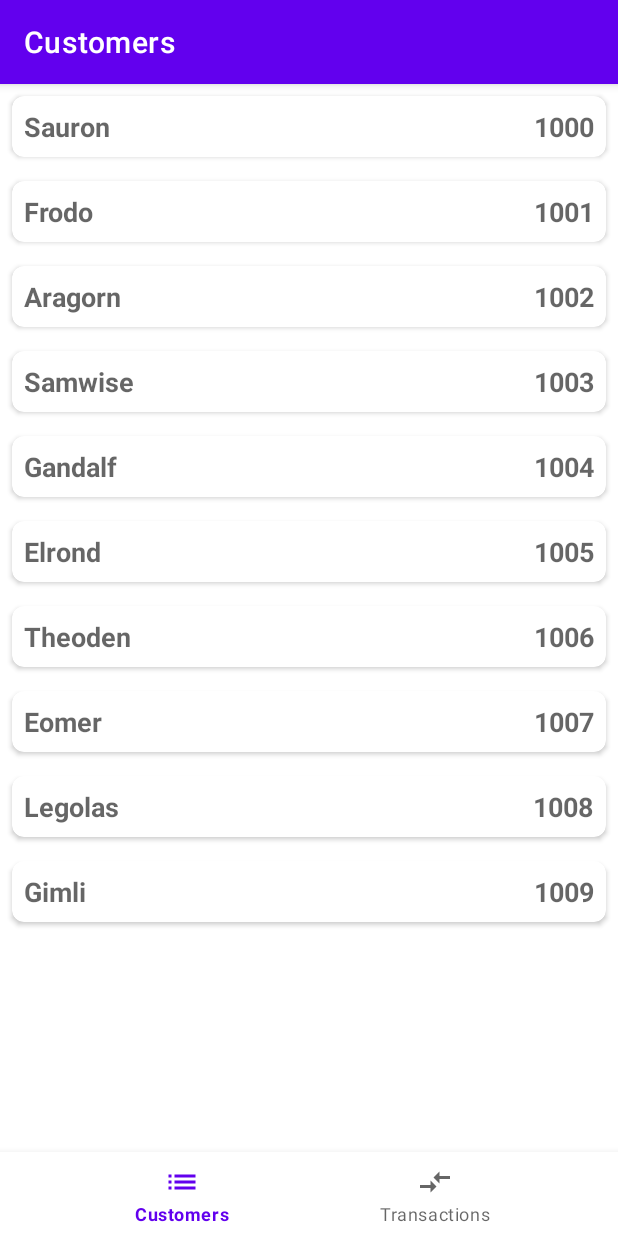
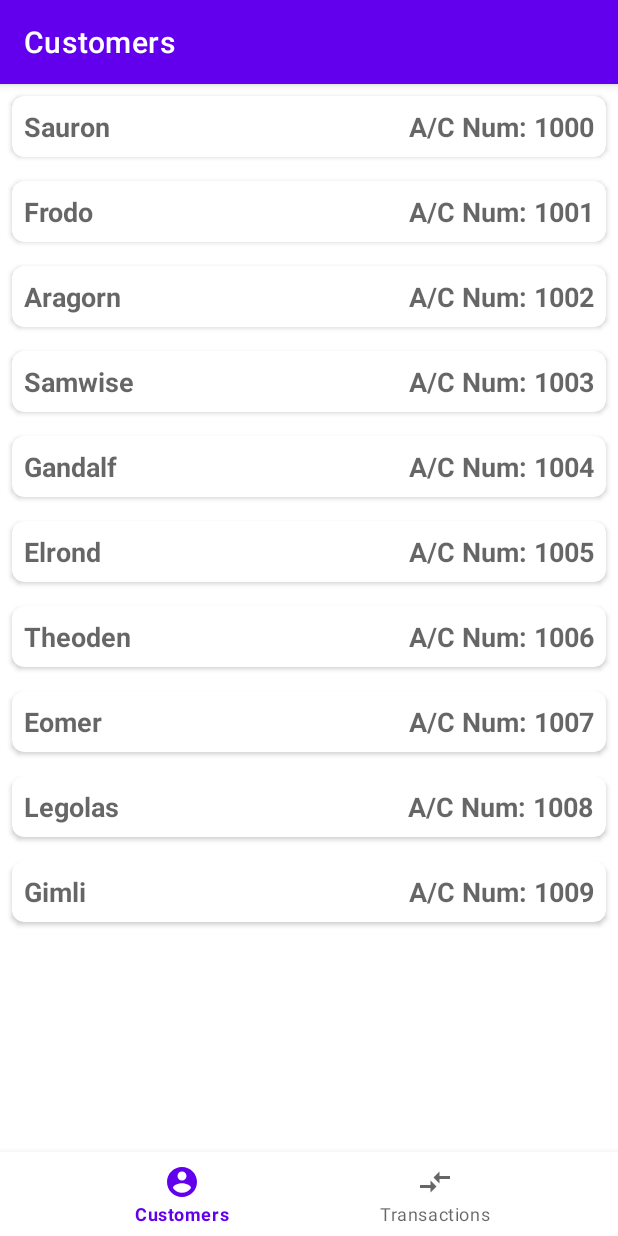
Before and after one commit to sanskar10100/ServerDown, an Android app: the screen it shows after launch (MainActivity), on a phone screen of 412 x 824 dp. Run offline under Robolectric (Android 15) with nearby library versions, the phone set to English and light mode, and no system bars; our stand-ins replace Room's generated code.

Commit message:
Added icons, replaced transfer text by button and polished UI

```diff
--- a/app/src/main/java/io/sanskar/serverdown/adapters/CustomerListAdapter.java
+++ b/app/src/main/java/io/sanskar/serverdown/adapters/CustomerListAdapter.java
@@ -3,6 +3,7 @@ package io.sanskar.serverdown.adapters;
 import android.view.LayoutInflater;
 import android.view.View;
 import android.view.ViewGroup;
+import android.widget.Button;
 import android.widget.TextView;
 
 import androidx.annotation.NonNull;
@@ -38,8 +39,8 @@ public class CustomerListAdapter extends RecyclerView.Adapter<CustomerListAdapte
         Customer customer = customers.get(position);
         holder.customerName.setText(customer.name);
         holder.customerEmail.setText(customer.email);
-        holder.customerBalance.setText(String.valueOf(customer.balance));
-        holder.customerAccountNumber.setText(String.valueOf(customer.accountNumber));
+        holder.customerBalance.setText("₹" + String.valueOf(customer.balance));
+        holder.customerAccountNumber.setText("A/C Num: " + String.valueOf(customer.accountNumber));
     }
 
     @Override
@@ -54,7 +55,7 @@ public class CustomerListAdapter extends RecyclerView.Adapter<CustomerListAdapte
         TextView customerAccountNumber;
         boolean collapsed = true;
         ConstraintLayout hiddenLayout;
-        TextView transferMoneyButton;
+        Button transferMoneyButton;
 
         public ViewHolder(@NonNull @org.jetbrains.annotations.NotNull View itemView) {
             super(itemView);
--- /dev/null
+++ b/app/src/main/res/drawable/ic_baseline_account_balance_wallet_24.xml
@@ -0,0 +1,10 @@
+<vector xmlns:android="http://schemas.android.com/apk/res/android"
+    android:width="24dp"
+    android:height="24dp"
+    android:viewportWidth="24"
+    android:viewportHeight="24"
+    android:tint="?attr/colorControlNormal">
+  <path
+      android:fillColor="@android:color/white"
+      android:pathData="M21,18v1c0,1.1 -0.9,2 -2,2L5,21c-1.11,0 -2,-0.9 -2,-2L3,5c0,-1.1 0.89,-2 2,-2h14c1.1,0 2,0.9 2,2v1h-9c-1.11,0 -2,0.9 -2,2v8c0,1.1 0.89,2 2,2h9zM12,16h10L22,8L12,8v8zM16,13.5c-0.83,0 -1.5,-0.67 -1.5,-1.5s0.67,-1.5 1.5,-1.5 1.5,0.67 1.5,1.5 -0.67,1.5 -1.5,1.5z"/>
+</vector>
--- /dev/null
+++ b/app/src/main/res/drawable/ic_baseline_account_circle_24.xml
@@ -0,0 +1,10 @@
+<vector xmlns:android="http://schemas.android.com/apk/res/android"
+    android:width="24dp"
+    android:height="24dp"
+    android:viewportWidth="24"
+    android:viewportHeight="24"
+    android:tint="?attr/colorControlNormal">
+  <path
+      android:fillColor="@android:color/white"
+      android:pathData="M12,2C6.48,2 2,6.48 2,12s4.48,10 10,10 10,-4.48 10,-10S17.52,2 12,2zM12,5c1.66,0 3,1.34 3,3s-1.34,3 -3,3 -3,-1.34 -3,-3 1.34,-3 3,-3zM12,19.2c-2.5,0 -4.71,-1.28 -6,-3.22 0.03,-1.99 4,-3.08 6,-3.08 1.99,0 5.97,1.09 6,3.08 -1.29,1.94 -3.5,3.22 -6,3.22z"/>
+</vector>
--- a/app/src/main/res/drawable/ic_baseline_list_24.xml
+++ b/app/src/main/res/drawable/ic_baseline_email_24.xml
@@ -6,5 +6,5 @@
     android:tint="?attr/colorControlNormal">
   <path
       android:fillColor="@android:color/white"
-      android:pathData="M3,13h2v-2L3,11v2zM3,17h2v-2L3,15v2zM3,9h2L5,7L3,7v2zM7,13h14v-2L7,11v2zM7,17h14v-2L7,15v2zM7,7v2h14L21,7L7,7z"/>
+      android:pathData="M20,4L4,4c-1.1,0 -1.99,0.9 -1.99,2L2,18c0,1.1 0.9,2 2,2h16c1.1,0 2,-0.9 2,-2L22,6c0,-1.1 -0.9,-2 -2,-2zM20,8l-8,5 -8,-5L4,6l8,5 8,-5v2z"/>
 </vector>
--- a/app/src/main/res/layout/item_customer_single.xml
+++ b/app/src/main/res/layout/item_customer_single.xml
@@ -54,21 +54,27 @@
                 android:id="@+id/textView_customer_balance"
                 android:layout_width="wrap_content"
                 android:layout_height="wrap_content"
+                android:layout_marginTop="8dp"
+                android:drawableLeft="@drawable/ic_baseline_account_balance_wallet_24"
+                android:drawablePadding="8dp"
                 android:text="Balance"
                 android:textAppearance="@style/TextAppearance.AppCompat.Medium"
+                android:textSize="14sp"
                 android:textStyle="bold"
-                android:layout_marginTop="8dp"
-                app:layout_constraintEnd_toEndOf="parent"
-                app:layout_constraintTop_toTopOf="parent" />
+                app:layout_constraintStart_toStartOf="parent"
+                app:layout_constraintTop_toBottomOf="@+id/textView_customer_email" />
 
             <TextView
                 android:id="@+id/textView_customer_email"
                 android:layout_width="wrap_content"
                 android:layout_height="wrap_content"
+                android:layout_marginTop="8dp"
+                android:drawableLeft="@drawable/ic_baseline_email_24"
+                android:drawablePadding="8dp"
                 android:text="Email"
                 android:textAppearance="@style/TextAppearance.AppCompat.Medium"
+                android:textSize="14sp"
                 android:textStyle="bold"
-                android:layout_marginTop="8dp"
                 app:layout_constraintStart_toStartOf="parent"
                 app:layout_constraintTop_toTopOf="parent" />
 
@@ -76,29 +82,28 @@
                 android:id="@+id/divider"
                 android:layout_width="match_parent"
                 android:layout_height="2dp"
-                android:layout_margin="16dp"
                 android:layout_weight="1"
+                android:layout_marginTop="8dp"
                 android:background="?android:attr/listDivider"
-                app:layout_constraintEnd_toEndOf="parent"
+                app:layout_constraintTop_toBottomOf="@+id/textView_customer_balance"
                 app:layout_constraintStart_toStartOf="parent"
-                app:layout_constraintTop_toBottomOf="@id/textView_customer_email" />
+                app:layout_constraintEnd_toEndOf="parent"/>
 
-            <TextView
+            <Button
                 android:id="@+id/button_customer_transfer_money"
+                style="@style/Widget.MaterialComponents.Button.OutlinedButton"
                 android:layout_width="wrap_content"
                 android:layout_height="wrap_content"
-                android:clickable="true"
-                android:drawableLeft="@drawable/ic_baseline_transactions_24"
-                android:drawablePadding="8dp"
                 android:foreground="?attr/selectableItemBackground"
+                android:layout_margin="8dp"
+                android:padding="8dp"
                 android:text="Transfer Money"
                 android:textAppearance="@style/TextAppearance.AppCompat.Medium"
                 android:textStyle="bold"
-                android:padding="8dp"
+                app:icon="@drawable/ic_baseline_transactions_24"
                 app:layout_constraintEnd_toEndOf="parent"
                 app:layout_constraintStart_toStartOf="parent"
-                app:layout_constraintTop_toBottomOf="@id/divider"
-                android:focusable="true" />
+                app:layout_constraintTop_toBottomOf="@+id/divider" />
         </androidx.constraintlayout.widget.ConstraintLayout>
     </LinearLayout>
 
--- a/app/src/main/res/menu/bottom_nav_menu.xml
+++ b/app/src/main/res/menu/bottom_nav_menu.xml
@@ -5,7 +5,7 @@
     <item
         android:id="@+id/action_customers"
         android:title="Customers"
-        android:icon="@drawable/ic_baseline_list_24"
+        android:icon="@drawable/ic_baseline_account_circle_24"
         app:showAsAction="ifRoom" />
 
     <item
--- a/app/src/main/res/values/strings.xml
+++ b/app/src/main/res/values/strings.xml
@@ -1,3 +1,3 @@
 <resources>
-    <string name="app_name">Server Down</string>
+    <string name="app_name">ServerDown</string>
 </resources>
```
Also changed, not shown: app/src/main/res/layout/item_transaction_single.xml (+11 -4 lines), app/src/main/res/layout/loading_screen.xml (added, +18 -0 lines).
